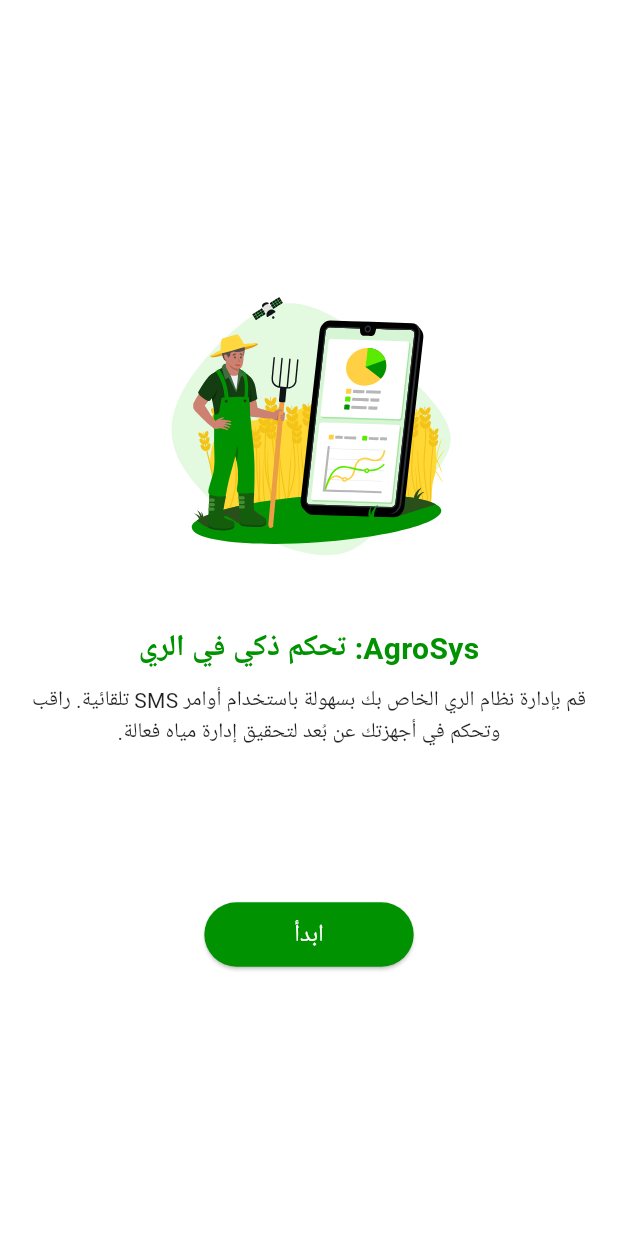
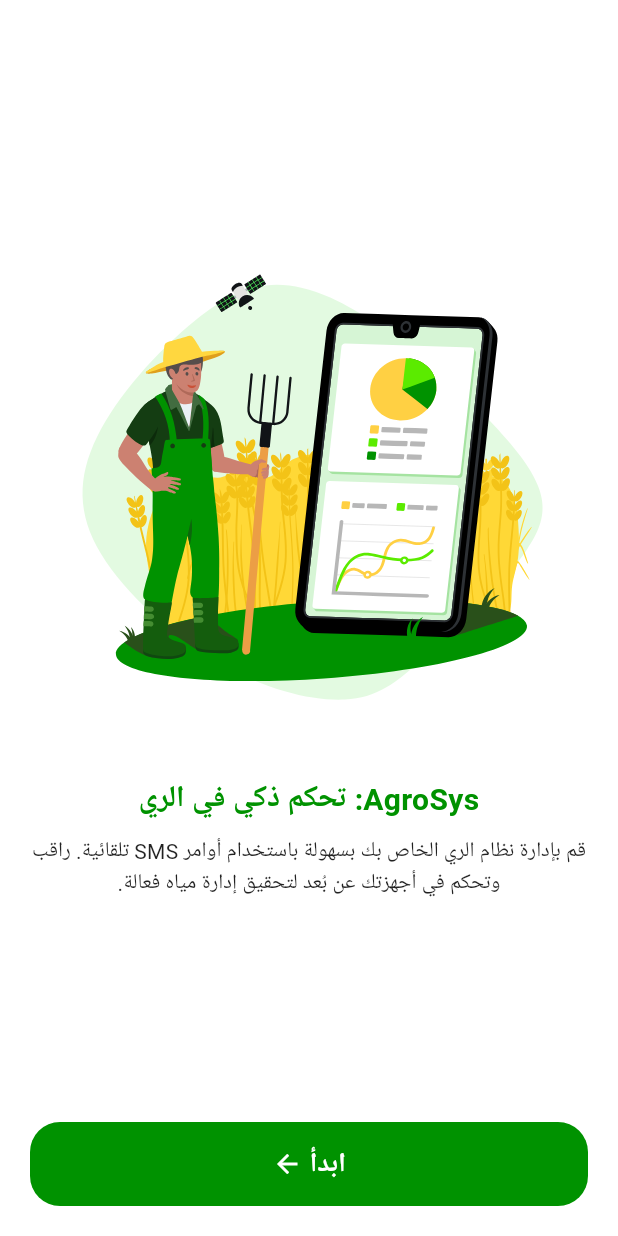
Before and after one commit to AbdElMalek-L/agrosys, a Flutter app: the screen it shows after launch, on a phone screen of 412 x 824 dp. Run offline on Flutter 3.47's test engine with Material 3 defaults, Android fonts, the phone set to English and light mode, and no system bars; our stand-ins replace fluttertoast, lottie, lucide_icons, shared_preferences; missing offline and left inert: flutter_background_messenger.

Commit message:
update the structure of the source code

```diff
--- a/lib/pages/intro_page.dart
+++ b/lib/pages/intro_page.dart
@@ -1,6 +1,7 @@
 import 'package:flutter/material.dart';
 import 'package:lottie/lottie.dart';
 import 'home_screen.dart';
+import 'package:lucide_icons/lucide_icons.dart';
 
 class IntroPage extends StatelessWidget {
   const IntroPage({super.key});
@@ -12,6 +13,7 @@
       body: LayoutBuilder(
         builder: (context, constraints) {
           double screenWidth = MediaQuery.of(context).size.width;
+          double screenHeight = MediaQuery.of(context).size.height;
           bool isSmallScreen = screenWidth < 600;
 
           return Center(
@@ -20,12 +22,20 @@
                 horizontal: isSmallScreen ? 20 : screenWidth * 0.1,
               ),
               child: Column(
+                textDirection: TextDirection.rtl,
                 mainAxisAlignment: MainAxisAlignment.center,
+                crossAxisAlignment: CrossAxisAlignment.stretch,
                 children: [
                   // Animated Lottie file
+                  Expanded(
+                    child: Column(
+                      textDirection: TextDirection.rtl,
+                      mainAxisAlignment: MainAxisAlignment.center,
+                      crossAxisAlignment: CrossAxisAlignment.stretch,
+                      children: [
                         Lottie.asset(
                           'assets/lottie_animation.json',
-                    height: isSmallScreen ? 200 : 300,
+                          height: screenHeight * 0.4,
                         ),
                         SizedBox(height: isSmallScreen ? 40 : 70),
                         // App title
@@ -50,7 +60,9 @@
                           textAlign: TextAlign.center,
                           textDirection: TextDirection.rtl,
                         ),
-                  SizedBox(height: isSmallScreen ? 100 : 200),
+                      ],
+                    ),
+                  ),
                   // Start button
                   ElevatedButton(
                     onPressed: () {
@@ -59,24 +71,39 @@
                         MaterialPageRoute(builder: (context) => HomeScreen()),
                       );
                     },
+
                     style: ElevatedButton.styleFrom(
+                      elevation: 0,
                       backgroundColor: Color(0xFF009200),
                       padding: EdgeInsets.symmetric(
                         horizontal: isSmallScreen ? 60 : 80,
-                        vertical: isSmallScreen ? 10 : 12,
+                        vertical: isSmallScreen ? 15 : 20,
                       ),
                       shape: RoundedRectangleBorder(
-                        borderRadius: BorderRadius.circular(9999),
+                        borderRadius: BorderRadius.circular(20),
                       ),
                     ),
-                    child: Text(
+                    child: Row(
+                      mainAxisAlignment: MainAxisAlignment.center,
+                      children: [
+                        Icon(
+                          Icons.arrow_back_outlined,
+                          size: 20,
+                          color: Colors.white,
+                        ),
+                        SizedBox(width: 5),
+                        Text(
                           "ابدأ",
                           style: TextStyle(
-                        fontSize: isSmallScreen ? 16 : 18,
+                            fontWeight: FontWeight.bold,
+                            fontSize: isSmallScreen ? 18 : 20,
                             color: Colors.white,
                           ),
                         ),
+                      ],
                     ),
+                  ),
+                  SizedBox(height: 20),
                 ],
               ),
             ),
```
Also changed, not shown: lib/components/recent_activity.dart (added, +62 -0 lines), lib/modules/device_storage.dart (added, +35 -0 lines), lib/modules/recent_activity_storage.dart (added, +36 -0 lines), lib/pages/home_screen.dart (+2 -85 lines). Lines whose indentation alone changed are shown as unchanged.
